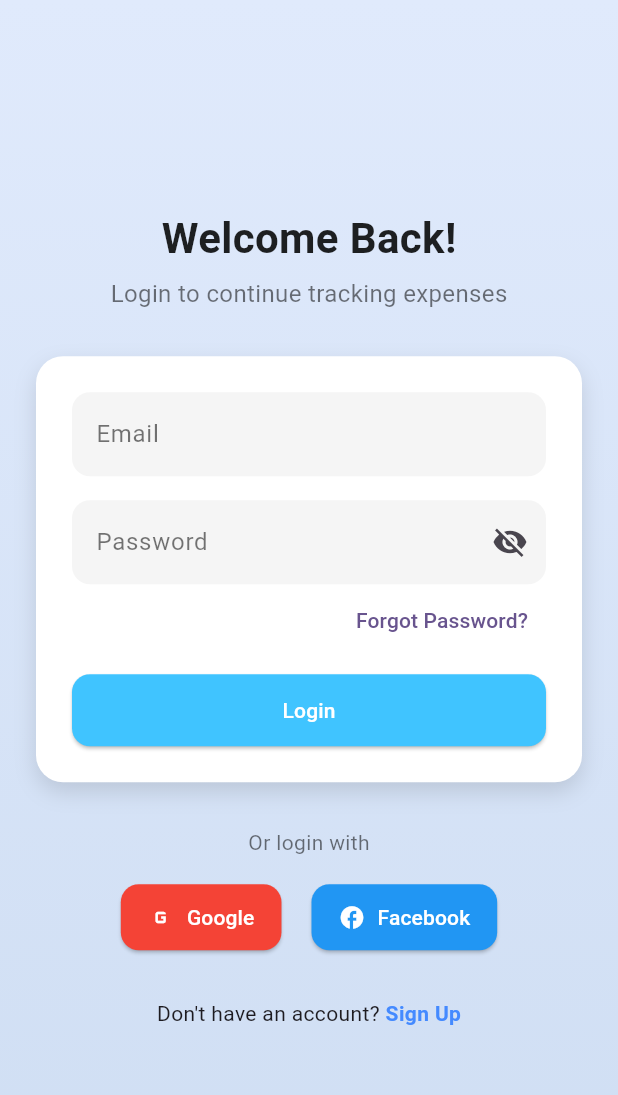
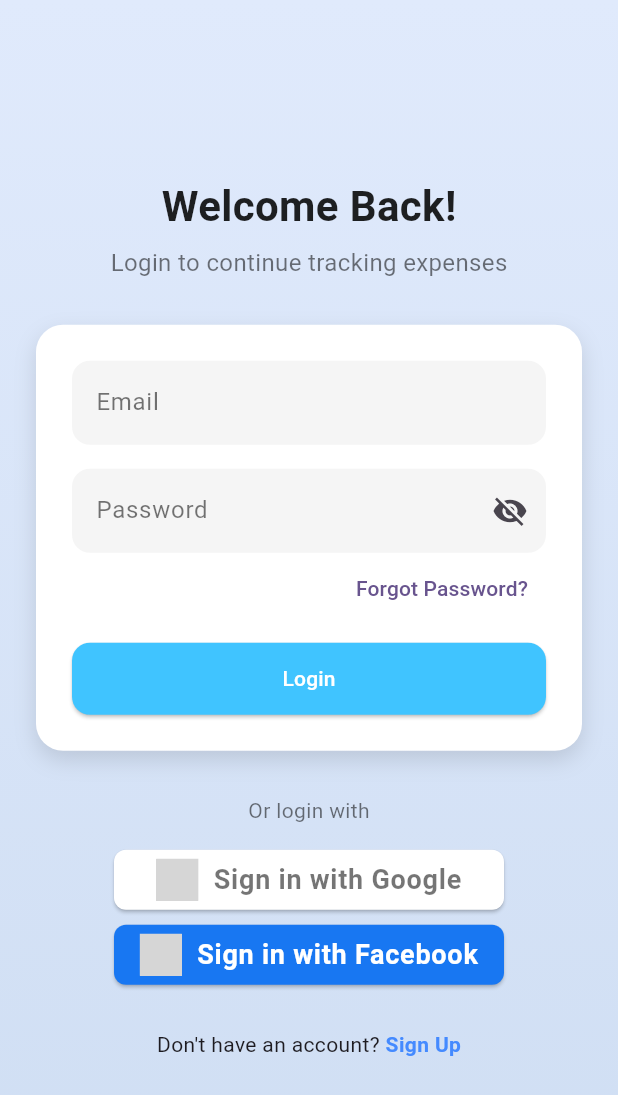
Before and after one commit to amrutha-ponduri/csp_project, a Flutter app: the SignInPage screen opened directly, on a phone screen of 412 x 824 dp. Shown: the top 1095 px of the screen. Run offline on Flutter 3.47's test engine with Material 3 defaults, Android fonts, the phone set to English and light mode, and no system bars; our stand-ins replace auth_buttons, firebase_auth, firebase_core, google_sign_in, image_picker; missing offline and left inert: flutter_facebook_auth; accounts and stored records are empty; generated files the repository leaves out were written again; grey boxes are pictures that could not be loaded.

Commit message:
signin successful except fb

```diff
--- a/lib/pages/signinpage.dart
+++ b/lib/pages/signinpage.dart
@@ -1,4 +1,7 @@
+import 'package:auth_buttons/auth_buttons.dart';
 import 'package:flutter/material.dart';
+import 'package:smart_expend/helper_classes/sign_in_methods.dart';
+import 'package:smart_expend/pages/signuppage.dart';
 
 class SignInPage extends StatefulWidget {
   const SignInPage({super.key});
@@ -12,9 +15,15 @@ class _SignInPageState extends State<SignInPage> {
   final emailController = TextEditingController();
   final passwordController = TextEditingController();
   bool isPasswordVisible = false;
-
+  late String emailAddress;
+  late String password;
   void _handleLogin() {
     if (_formKey.currentState!.validate()) {
+      emailAddress = emailController.text.toString();
+      password = passwordController.text.toString();
+      SignInHelper signInHelper = SignInHelper();
+      signInHelper.signInWithEmailAndPassword(
+          emailAddress: emailAddress, password: password, context: context);
       ScaffoldMessenger.of(context).showSnackBar(
         const SnackBar(content: Text("Login successful!")),
       );
@@ -56,13 +65,14 @@ class _SignInPageState extends State<SignInPage> {
 
                 // FORM starts here
                 Form(
+                  autovalidateMode: AutovalidateMode.onUnfocus,
                   key: _formKey,
                   child: Container(
                     padding: const EdgeInsets.all(24),
                     decoration: BoxDecoration(
                       color: Colors.white,
                       borderRadius: BorderRadius.circular(18),
-                      boxShadow: [
+                      boxShadow: const [
                         BoxShadow(
                           color: Colors.black12,
                           blurRadius: 12,
@@ -153,27 +163,40 @@ class _SignInPageState extends State<SignInPage> {
                 const Text("Or login with",
                     style: TextStyle(color: Colors.black54)),
                 const SizedBox(height: 16),
-
-                Row(
-                  mainAxisAlignment: MainAxisAlignment.center,
-                  children: [
-                    _socialButton("Google", Colors.red, Icons.g_mobiledata),
-                    const SizedBox(width: 20),
-                    _socialButton("Facebook", Colors.blue, Icons.facebook),
-                  ],
+                GoogleAuthButton(
+                  onPressed: () {
+                    SignInHelper signInHelper = SignInHelper();
+                    signInHelper.signInWithGoogle();
+                  },
+                ),
+                const SizedBox(height: 10),
+                FacebookAuthButton(
+                  onPressed: () {
+                    SignInHelper signInHelper = SignInHelper();
+                    signInHelper.signInWithFacebook();
+                  },
                 ),
 
                 const SizedBox(height: 30),
 
                 Row(
                   mainAxisAlignment: MainAxisAlignment.center,
-                  children: const [
-                    Text("Don't have an account? "),
-                    Text(
-                      "Sign Up",
-                      style: TextStyle(
-                          color: Colors.blueAccent,
-                          fontWeight: FontWeight.bold),
+                  children: [
+                    const Text("Don't have an account? "),
+                    InkWell(
+                      child: const Text(
+                        "Sign Up",
+                        style: TextStyle(
+                            color: Colors.blueAccent,
+                            fontWeight: FontWeight.bold),
+                      ),
+                      onTap: () {
+                        Navigator.push(
+                            context,
+                            MaterialPageRoute(
+                                builder: (context) =>
+                                    const RegistrationScreen()));
+                      },
                     )
                   ],
                 ),
@@ -198,19 +221,4 @@ class _SignInPageState extends State<SignInPage> {
       errorStyle: const TextStyle(color: Colors.red, fontSize: 13),
     );
   }
-
-  Widget _socialButton(String label, Color color, IconData icon) {
-    return ElevatedButton.icon(
-      onPressed: () {},
-      icon: Icon(icon, color: Colors.white),
-      label: Text(label, style: const TextStyle(color: Colors.white)),
-      style: ElevatedButton.styleFrom(
-        backgroundColor: color,
-        padding: const EdgeInsets.symmetric(horizontal: 18, vertical: 12),
-        shape: RoundedRectangleBorder(
-          borderRadius: BorderRadius.circular(12),
-        ),
-      ),
-    );
-  }
 }
--- a/lib/pagessignuppage.dart
+++ /dev/null
@@ -1 +0,0 @@
-// TODO Implement this library.
```
Also changed, not shown: lib/helper_classes/sign_in_methods.dart (added, +68 -0 lines), lib/main.dart (+8 -3 lines), lib/pages/signuppage.dart (+46 -106 lines), lib/widgets/authenticationhandler.dart (renamed from lib/widgets/authnticationhandler.dart, +12 -12 lines).
